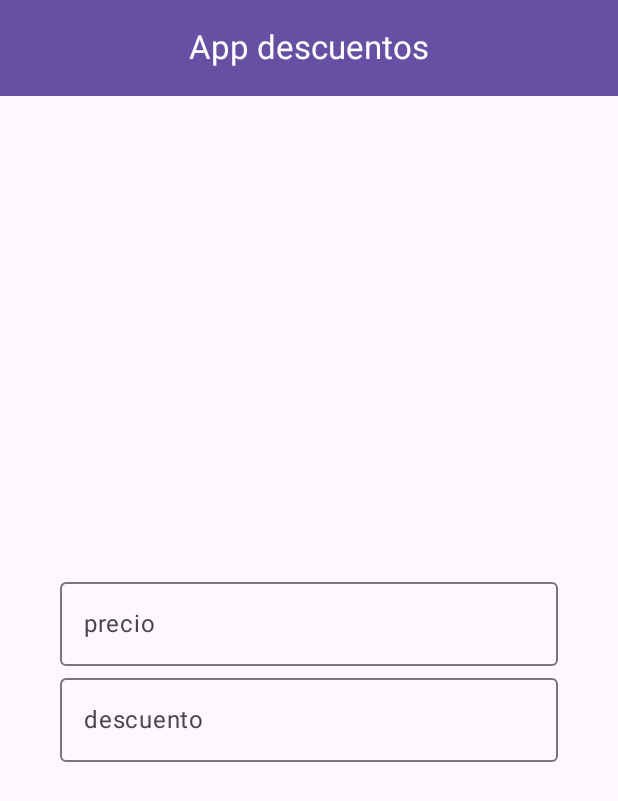
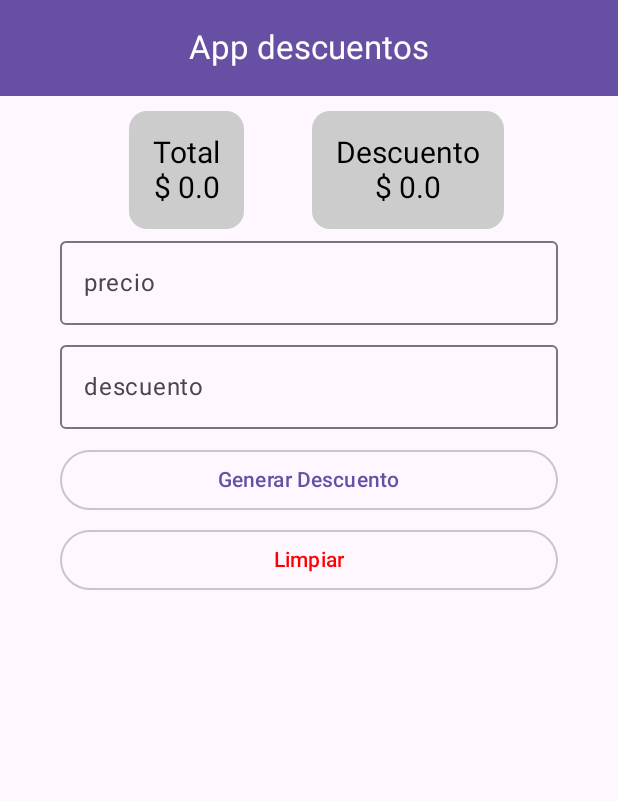
Before and after one commit to helmut1996/DescuentosApp, an Android app built with Jetpack Compose: the screen it shows after launch (MainActivity), on a phone screen of 412 x 824 dp. Shown: the top 801 px of the screen. Run offline under Robolectric (Android 15) with nearby library versions, the phone set to English and light mode, and no system bars; missing, so only their content is drawn: DescuentosAppTheme; 1 statement that could not run was skipped.

Commit message:
Diseño de card y calculos

```diff
--- a/app/src/main/java/com/example/descuentosapp/components/BodyComponent.kt
+++ b/app/src/main/java/com/example/descuentosapp/components/BodyComponent.kt
@@ -1,15 +1,18 @@
 package com.example.descuentosapp.components
 
 import androidx.compose.foundation.layout.Spacer
-import androidx.compose.foundation.layout.fillMaxSize
 import androidx.compose.foundation.layout.fillMaxWidth
 import androidx.compose.foundation.layout.height
 import androidx.compose.foundation.layout.padding
 import androidx.compose.foundation.text.KeyboardOptions
+import androidx.compose.material3.ButtonDefaults
+import androidx.compose.material3.MaterialTheme
+import androidx.compose.material3.OutlinedButton
 import androidx.compose.material3.OutlinedTextField
 import androidx.compose.material3.Text
 import androidx.compose.runtime.Composable
 import androidx.compose.ui.Modifier
+import androidx.compose.ui.graphics.Color
 import androidx.compose.ui.text.input.KeyboardType
 import androidx.compose.ui.unit.Dp
 import androidx.compose.ui.unit.dp
@@ -34,3 +37,18 @@ fun MainTextField(value:String,onValueChange: (String)->Unit, label:String){
             .padding(horizontal = 30.dp)
         )
 }
+
+@Composable
+fun MainButton(text:String, color: Color = MaterialTheme.colorScheme.primary, onClick: ()-> Unit){
+    OutlinedButton(onClick = onClick,
+        colors = ButtonDefaults.outlinedButtonColors(
+            contentColor = color,
+            containerColor = Color.Transparent
+            ),
+            modifier = Modifier
+                .fillMaxWidth()
+                .padding(horizontal = 30.dp)
+        ) {
+            Text(text = text)
+    }
+}
--- a/app/src/main/java/com/example/descuentosapp/components/CardComponent.kt
+++ b/app/src/main/java/com/example/descuentosapp/components/CardComponent.kt
@@ -1 +1,54 @@
 package com.example.descuentosapp.components
+
+import androidx.compose.foundation.layout.Arrangement
+import androidx.compose.foundation.layout.Column
+import androidx.compose.foundation.layout.Row
+import androidx.compose.foundation.layout.fillMaxWidth
+import androidx.compose.foundation.layout.padding
+import androidx.compose.material3.Card
+import androidx.compose.material3.CardDefaults
+import androidx.compose.material3.Text
+import androidx.compose.runtime.Composable
+import androidx.compose.ui.Alignment
+import androidx.compose.ui.Modifier
+import androidx.compose.ui.graphics.Color
+import androidx.compose.ui.unit.dp
+import androidx.compose.ui.unit.sp
+
+@Composable
+fun TowCards(
+title: String,
+number1:Double,
+title2:String,
+number2:Double)
+{
+    Row(Modifier.fillMaxWidth(),
+        horizontalArrangement = Arrangement.SpaceEvenly)
+    {
+            MainCard(title = title, number =number1,
+                modifier = Modifier.padding(start = 30.dp)
+            )
+
+        MainCard(title = title2, number =number2,
+            modifier= Modifier.padding(end = 20.dp))
+    }
+
+}
+@Composable
+fun MainCard(title:String, number: Double, modifier: Modifier= Modifier){
+    Card(
+        modifier= modifier,
+        colors = CardDefaults.cardColors(
+            containerColor = Color.LightGray
+        )
+    ) {
+        Column(
+            verticalArrangement = Arrangement.Center,
+            horizontalAlignment = Alignment.CenterHorizontally,
+            modifier = Modifier.padding(16.dp)
+        ) {
+            Text(text = title, color = Color.Black, fontSize = 20.sp)
+            Text(text = "$ $number", color = Color.Black, fontSize = 20.sp)
+        }
+    }
+}
--- a/app/src/main/java/com/example/descuentosapp/view/HomeView.kt
+++ b/app/src/main/java/com/example/descuentosapp/view/HomeView.kt
@@ -3,7 +3,6 @@
 package com.example.descuentosapp.view
 
 import android.annotation.SuppressLint
-import androidx.compose.foundation.layout.Arrangement
 import androidx.compose.foundation.layout.Column
 import androidx.compose.foundation.layout.PaddingValues
 import androidx.compose.foundation.layout.fillMaxSize
@@ -16,6 +15,7 @@ import androidx.compose.material3.Text
 import androidx.compose.material3.TopAppBarDefaults
 import androidx.compose.runtime.Composable
 import androidx.compose.runtime.getValue
+import androidx.compose.runtime.mutableDoubleStateOf
 import androidx.compose.runtime.mutableStateOf
 import androidx.compose.runtime.remember
 import androidx.compose.runtime.setValue
@@ -23,7 +23,11 @@ import androidx.compose.ui.Alignment
 import androidx.compose.ui.Modifier
 import androidx.compose.ui.graphics.Color
 import androidx.compose.ui.unit.dp
+import com.example.descuentosapp.components.MainButton
 import com.example.descuentosapp.components.MainTextField
+import com.example.descuentosapp.components.SpaceH
+import com.example.descuentosapp.components.SpaceW
+import com.example.descuentosapp.components.TowCards
 
 @SuppressLint("UnusendMaterial3ScaffoldPaddingParameter")
 @Composable
@@ -49,14 +53,40 @@ fun HomeViewContent(paddingValues: PaddingValues){
         .padding(paddingValues)
         .padding(10.dp)
         .fillMaxSize(),
-        verticalArrangement = Arrangement.Center,
+      //  verticalArrangement = Arrangement.Center,
         horizontalAlignment = Alignment.CenterHorizontally
     ) {
         var precio by remember { mutableStateOf("") }
         var descuento by remember { mutableStateOf("") }
+        var descuentoPrecio by remember { mutableDoubleStateOf(0.0) }
+        var descuentoTotal by remember { mutableDoubleStateOf(0.0) }
 
+
+        TowCards(title = "Total", number1 = descuentoTotal , title2 = "Descuento" , number2 =descuentoPrecio)
         MainTextField(value = precio , onValueChange = {precio =it}, label ="precio" )
+        SpaceH()
         MainTextField(value = descuento, onValueChange = {descuento = it} , label = "descuento")
+        SpaceH(10.dp)
+        MainButton(text = "Generar Descuento") {
+            descuentoPrecio= calcularPrecio(precio.toDouble(), descuento.toDouble())
+            descuentoTotal = calcularDescuento(precio =precio.toDouble(), descuento = descuento.toDouble())
+        }
+        SpaceW()
+        MainButton(text = "Limpiar", color = Color.Red) {
+            precio = ""
+            descuento= ""
+            descuentoPrecio =0.0
+            descuentoTotal =0.0
+        }
     }
 
 }
+
+fun calcularPrecio(precio:Double, descuento:Double):Double{
+    val result = precio - calcularDescuento(precio, descuento)
+    return kotlin.math.round(result*100)/100.0
+}
+fun calcularDescuento(precio:Double, descuento:Double):Double{
+    val result = precio * (1 - descuento/100)
+    return  kotlin.math.round(result * 100)/100.0
+}
```
